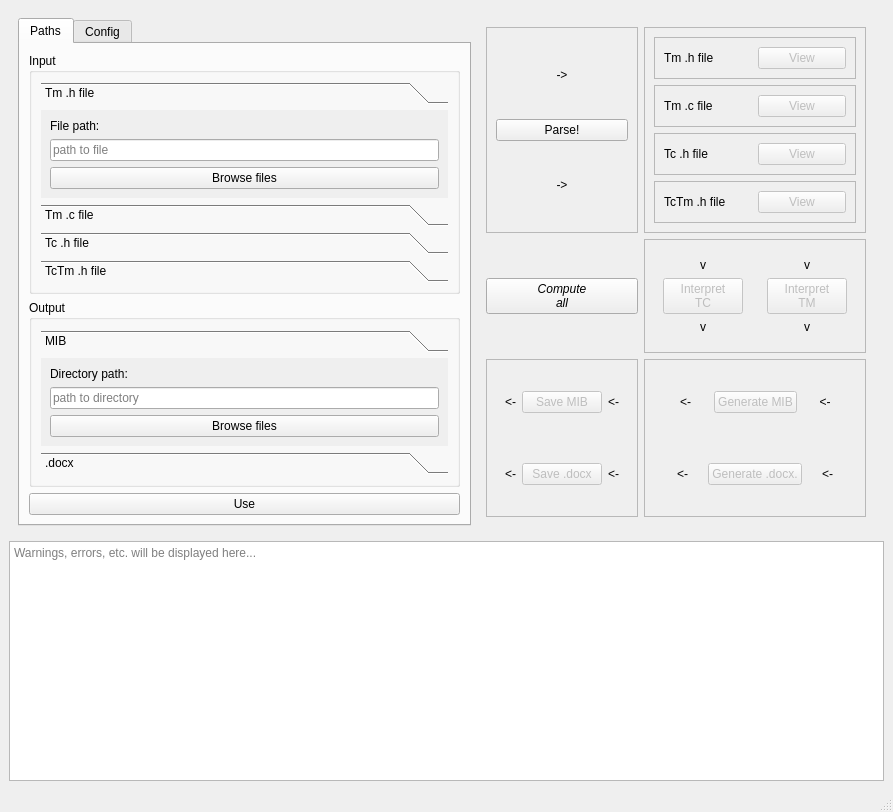
Qt form src/mib_generator/gui/form.ui (vachaj11/MIB-Generator) before a commit.
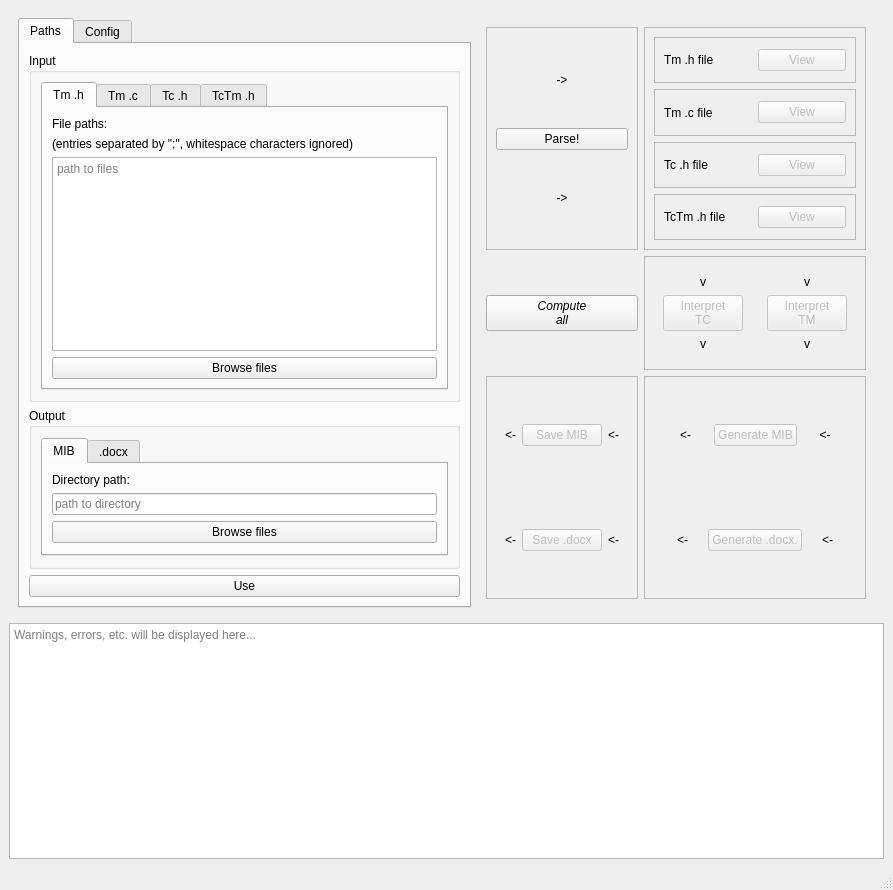
The same form after that commit.

The edit to the form file:
```diff
--- a/src/mib_generator/gui/form.ui
+++ b/src/mib_generator/gui/form.ui
@@ -7,7 +7,7 @@
     <x>0</x>
     <y>0</y>
     <width>893</width>
-    <height>812</height>
+    <height>890</height>
    </rect>
   </property>
   <property name="windowTitle">
@@ -47,7 +47,7 @@
              </property>
              <layout class="QVBoxLayout" name="verticalLayout_34">
               <item>
-               <widget class="QToolBox" name="toolBox">
+               <widget class="QTabWidget" name="tabWidget">
                 <property name="sizePolicy">
                  <sizepolicy hsizetype="Preferred" vsizetype="Fixed">
                   <horstretch>0</horstretch>
@@ -57,17 +57,9 @@
                 <property name="currentIndex">
                  <number>0</number>
                 </property>
-                <widget class="QWidget" name="page_17">
-                 <property name="geometry">
-                  <rect>
-                   <x>0</x>
-                   <y>0</y>
-                   <width>403</width>
-                   <height>97</height>
-                  </rect>
-                 </property>
-                 <attribute name="label">
-                  <string>Tm .h file</string>
+                <widget class="QWidget" name="tabWidgetPage1">
+                 <attribute name="title">
+                  <string>Tm .h</string>
                  </attribute>
                  <layout class="QVBoxLayout" name="verticalLayout_23">
                   <item>
@@ -79,17 +71,21 @@
                      </sizepolicy>
                     </property>
                     <property name="text">
-                     <string>File path:</string>
+                     <string>File paths:</string>
                     </property>
                    </widget>
                   </item>
                   <item>
-                   <widget class="QLineEdit" name="TmHfield">
+                   <widget class="QLabel" name="label_4">
                     <property name="text">
-                     <string/>
+                     <string>(entries separated by &quot;;&quot;, whitespace characters ignored)</string>
                     </property>
+                   </widget>
+                  </item>
+                  <item>
+                   <widget class="QPlainTextEdit" name="TmHfield">
                     <property name="placeholderText">
-                     <string>path to file</string>
+                     <string>path to files</string>
                     </property>
                    </widget>
                   </item>
@@ -102,17 +98,9 @@
                   </item>
                  </layout>
                 </widget>
-                <widget class="QWidget" name="page_18">
-                 <property name="geometry">
-                  <rect>
-                   <x>0</x>
-                   <y>0</y>
-                   <width>403</width>
-                   <height>97</height>
-                  </rect>
-                 </property>
-                 <attribute name="label">
-                  <string>Tm .c file</string>
+                <widget class="QWidget" name="tabWidgetPage2">
+                 <attribute name="title">
+                  <string>Tm .c</string>
                  </attribute>
                  <layout class="QVBoxLayout" name="verticalLayout_24">
                   <item>
@@ -147,17 +135,9 @@
                   </item>
                  </layout>
                 </widget>
-                <widget class="QWidget" name="page_19">
-                 <property name="geometry">
-                  <rect>
-                   <x>0</x>
-                   <y>0</y>
-                   <width>403</width>
-                   <height>97</height>
-                  </rect>
-                 </property>
-                 <attribute name="label">
-                  <string>Tc .h file</string>
+                <widget class="QWidget" name="tabWidgetPage3">
+                 <attribute name="title">
+                  <string>Tc .h</string>
                  </attribute>
                  <layout class="QVBoxLayout" name="verticalLayout_25">
                   <item>
@@ -192,17 +172,9 @@
                   </item>
                  </layout>
                 </widget>
-                <widget class="QWidget" name="page_20">
-                 <property name="geometry">
-                  <rect>
-                   <x>0</x>
-                   <y>0</y>
-                   <width>403</width>
-                   <height>97</height>
-                  </rect>
-                 </property>
-                 <attribute name="label">
-                  <string>TcTm .h file</string>
+                <widget class="QWidget" name="tabWidgetPage4">
+                 <attribute name="title">
+                  <string>TcTm .h</string>
                  </attribute>
                  <layout class="QVBoxLayout" name="verticalLayout_26">
                   <item>
@@ -252,7 +224,7 @@
              </property>
              <layout class="QVBoxLayout" name="verticalLayout_36">
               <item>
-               <widget class="QToolBox" name="toolBox_3">
+               <widget class="QTabWidget" name="tabWidget_3">
                 <property name="sizePolicy">
                  <sizepolicy hsizetype="Minimum" vsizetype="Fixed">
                   <horstretch>0</horstretch>
@@ -262,16 +234,8 @@
                 <property name="currentIndex">
                  <number>0</number>
                 </property>
-                <widget class="QWidget" name="page_11">
-                 <property name="geometry">
-                  <rect>
-                   <x>0</x>
-                   <y>0</y>
-                   <width>403</width>
-                   <height>97</height>
-                  </rect>
-                 </property>
-                 <attribute name="label">
+                <widget class="QWidget" name="tabWidget_3Page1">
+                 <attribute name="title">
                   <string>MIB</string>
                  </attribute>
                  <layout class="QVBoxLayout" name="verticalLayout_19">
@@ -313,16 +277,8 @@
                   </item>
                  </layout>
                 </widget>
-                <widget class="QWidget" name="page_12">
-                 <property name="geometry">
-                  <rect>
-                   <x>0</x>
-                   <y>0</y>
-                   <width>403</width>
-                   <height>97</height>
-                  </rect>
-                 </property>
-                 <attribute name="label">
+                <widget class="QWidget" name="tabWidget_3Page2">
+                 <attribute name="title">
                   <string>.docx</string>
                  </attribute>
                  <layout class="QVBoxLayout" name="verticalLayout_20">
```
Left out of the diff: 41 changed lines with no effect on the pictures.
